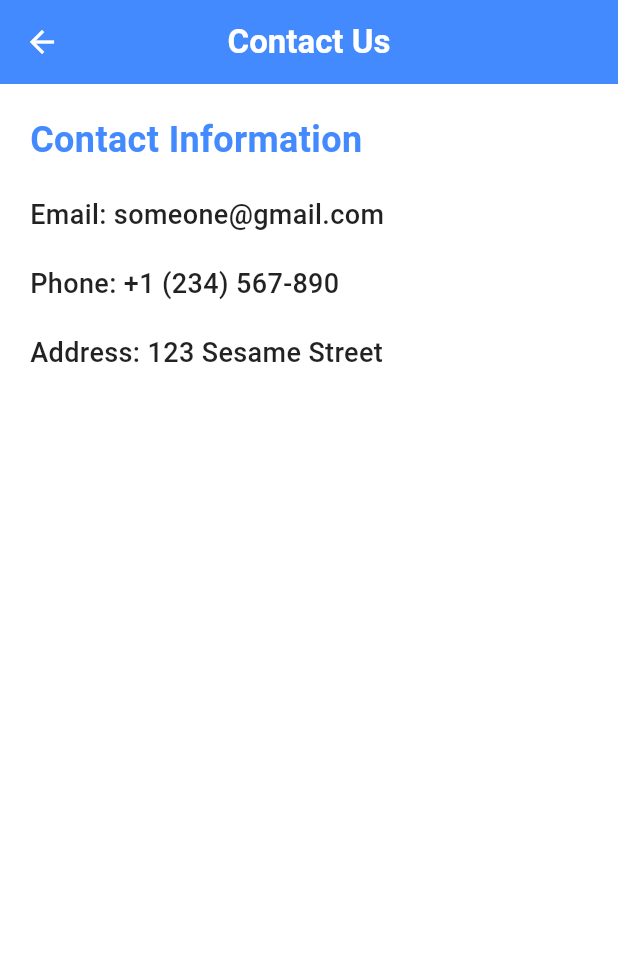
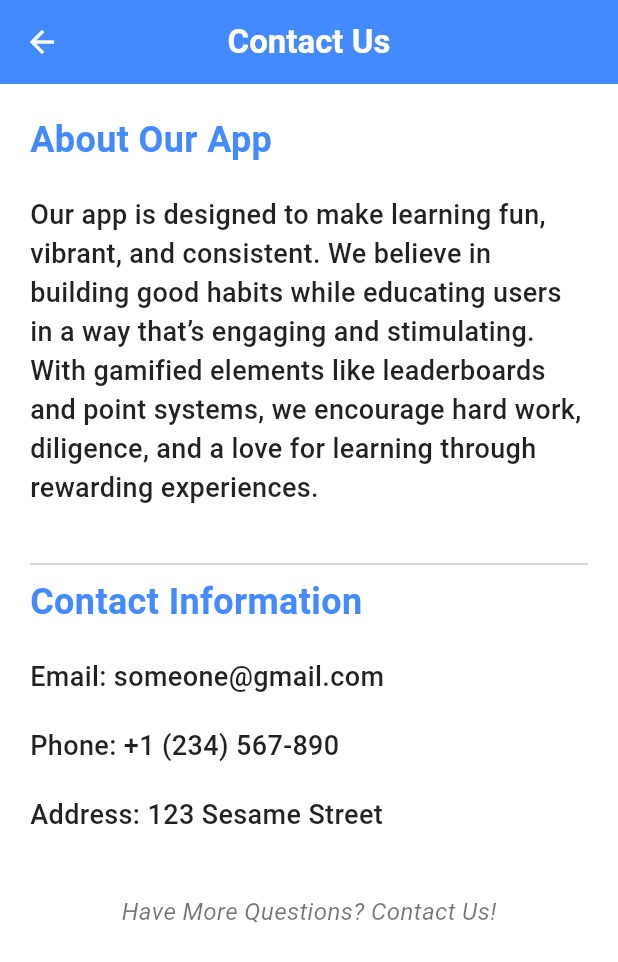
Before and after one commit to Yang-703/CS49900-Capstone, a Flutter app: the ContactPage screen opened directly, on a phone screen of 412 x 824 dp. Shown: the top 962 px of the screen. Run offline on Flutter 3.47's test engine with Material 3 defaults, Android fonts, the phone set to English and light mode, and no system bars; our stand-ins replace auto_size_text, cloud_firestore, firebase_auth, firebase_core, flutter_carousel_widget, image_picker and 1 more; accounts and stored records are empty; network calls fail.

Commit message:
changed contact page and in progress carousel in homepage

```diff
--- a/lib/Views/contact.dart
+++ b/lib/Views/contact.dart
@@ -16,20 +16,46 @@ class ContactPage extends StatelessWidget {
         elevation: 0,
         leading: IconButton(
           icon: const Icon(
-            Icons.arrow_back, // Left-pointing arrow
+            Icons.arrow_back,
             color: Colors.white,
           ),
           onPressed: () {
-            Navigator.pop(context); // Navigate back to the previous screen (HomePage)
+            Navigator.pop(context);
           },
         ),
       ),
-      body: Container(
-        padding: const EdgeInsets.all(20),
-        child: SafeArea(
+      body: SafeArea(
+        child: SingleChildScrollView(
+          padding: const EdgeInsets.all(20),
           child: Column(
             crossAxisAlignment: CrossAxisAlignment.start,
             children: [
+              // App Introduction
+              const Text(
+                "About Our App",
+                style: TextStyle(
+                  fontSize: 24,
+                  fontWeight: FontWeight.bold,
+                  color: Colors.blueAccent,
+                ),
+              ),
+              const SizedBox(height: 20),
+              const Text(
+                "Our app is designed to make learning fun, vibrant, and consistent. "
+                "We believe in building good habits while educating users in a way that’s engaging and stimulating. "
+                "With gamified elements like leaderboards and point systems, we encourage hard work, diligence, "
+                "and a love for learning through rewarding experiences.",
+                style: TextStyle(
+                  fontSize: 18,
+                  fontWeight: FontWeight.w500,
+                  color: Colors.black87,
+                ),
+              ),
+              const SizedBox(height: 30),
+
+              const Divider(thickness: 1),
+
+              // Contact Section
               const Text(
                 "Contact Information",
                 style: TextStyle(
@@ -39,7 +65,6 @@ class ContactPage extends StatelessWidget {
                 ),
               ),
               const SizedBox(height: 20),
-              // Email Address
               const Text(
                 "Email: someone@gmail.com",
                 style: TextStyle(
@@ -49,7 +74,6 @@ class ContactPage extends StatelessWidget {
                 ),
               ),
               const SizedBox(height: 20),
-              // Phone Number
               const Text(
                 "Phone: +1 (234) 567-890",
                 style: TextStyle(
@@ -59,13 +83,24 @@ class ContactPage extends StatelessWidget {
                 ),
               ),
               const SizedBox(height: 20),
-              // Address
               const Text(
                 "Address: 123 Sesame Street",
                 style: TextStyle(
                   fontSize: 18,
                   fontWeight: FontWeight.w500,
                   color: Colors.black87,
+                ),
+              ),
+              const SizedBox(height: 40),
+
+              const Center(
+                child: Text(
+                  "Have More Questions? Contact Us!",
+                  style: TextStyle(
+                    fontSize: 16,
+                    fontStyle: FontStyle.italic,
+                    color: Colors.black54,
+                  ),
                 ),
               ),
             ],
```
Also changed, not shown: lib/Views/home.dart (+72 -31 lines).
